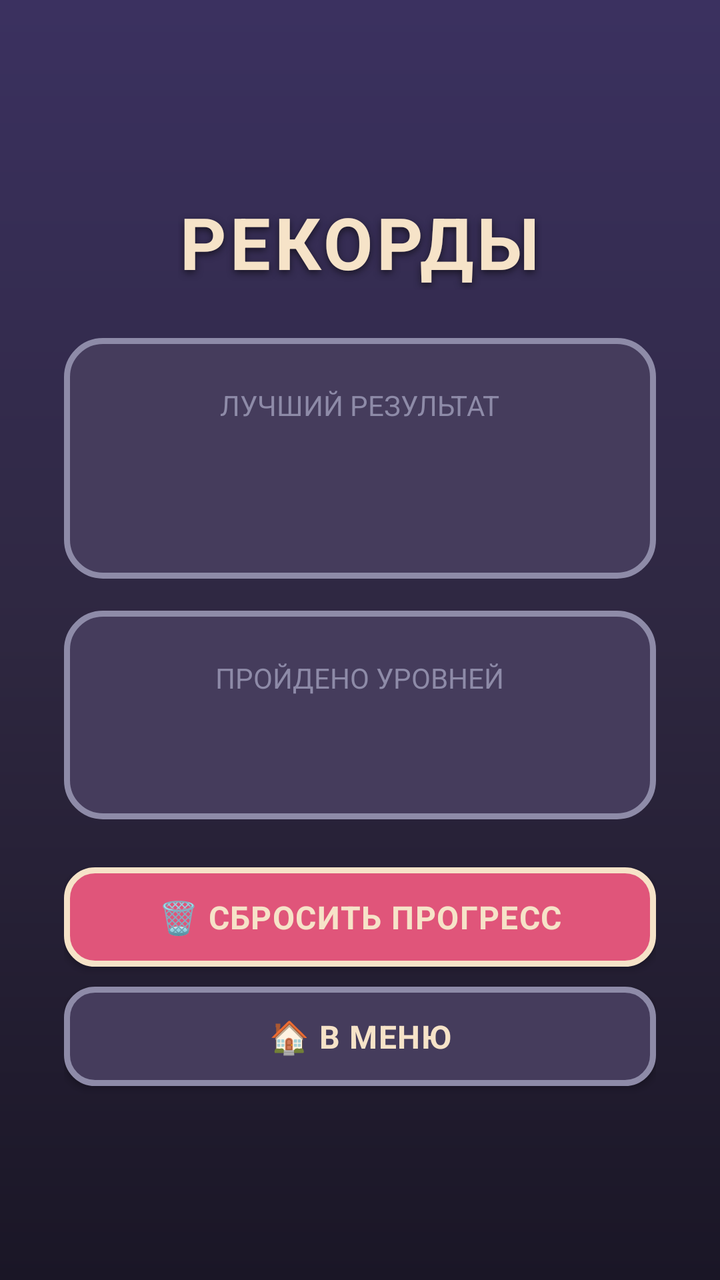
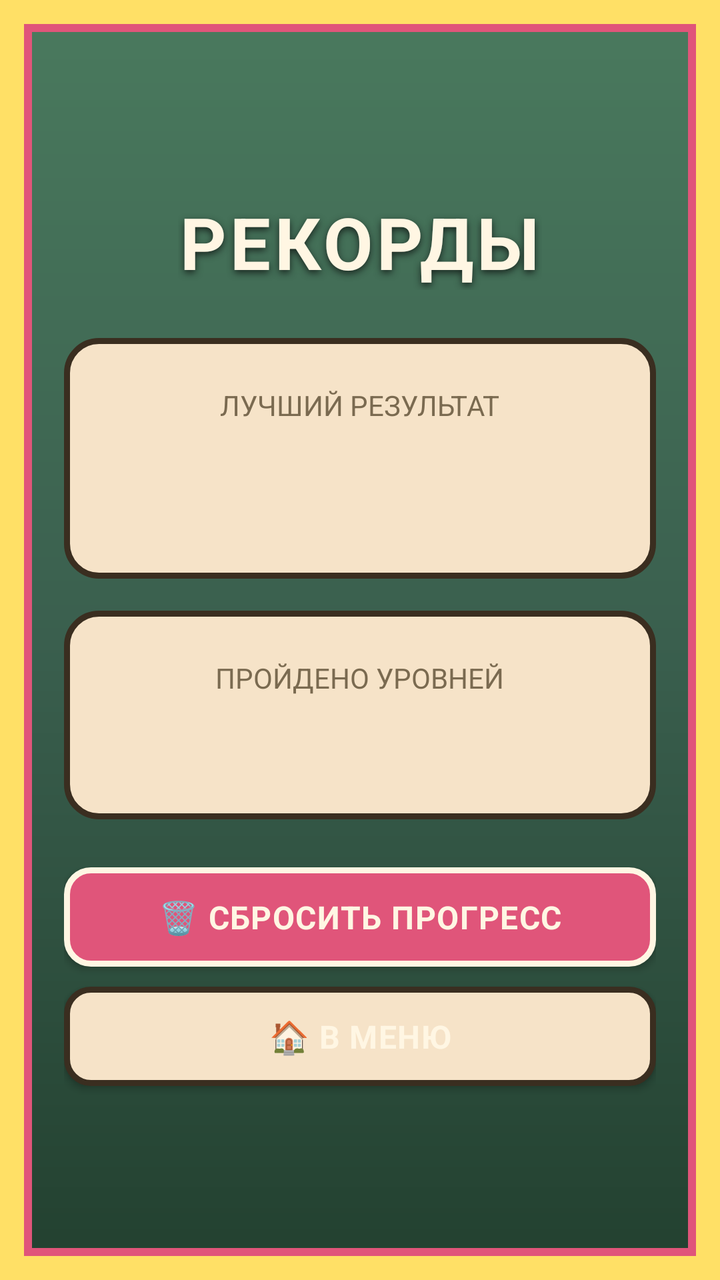

An Android layout rendered at two revisions. The XML below is the earlier revision; the diff shows what the commit changed to produce the second picture.
<!-- AndroidManifest.xml: activity theme Theme.BomberMama.Menu -->
<!-- res/layout/activity_records.xml -->
<?xml version="1.0" encoding="utf-8"?>
<LinearLayout xmlns:android="http://schemas.android.com/apk/res/android"
    android:layout_width="match_parent"
    android:layout_height="match_parent"
    android:orientation="vertical"
    android:gravity="center"
    android:padding="32dp"
    android:background="@drawable/bg_gradient">

    <TextView
        style="@style/TextAppearance.BomberMama.Title"
        android:layout_width="wrap_content"
        android:layout_height="wrap_content"
        android:text="@string/records_title"
        android:textSize="36sp"
        android:layout_marginBottom="24dp" />

    <LinearLayout
        android:background="@drawable/panel"
        android:layout_width="match_parent"
        android:layout_height="wrap_content"
        android:orientation="vertical"
        android:padding="24dp"
        android:layout_marginBottom="16dp"
        android:gravity="center">

        <TextView
            android:layout_width="wrap_content"
            android:layout_height="wrap_content"
            android:text="@string/records_best"
            android:textColor="@color/ui_dim"
            android:textSize="14sp" />

        <TextView
            android:id="@+id/tvBestScore"
            android:layout_width="wrap_content"
            android:layout_height="wrap_content"
            android:textColor="@color/ui_gold"
            android:textSize="40sp"
            android:textStyle="bold" />

    </LinearLayout>

    <LinearLayout
        android:background="@drawable/panel"
        android:layout_width="match_parent"
        android:layout_height="wrap_content"
        android:orientation="vertical"
        android:padding="24dp"
        android:gravity="center">

        <TextView
            android:layout_width="wrap_content"
            android:layout_height="wrap_content"
            android:text="@string/records_levels"
            android:textColor="@color/ui_dim"
            android:textSize="14sp" />

        <TextView
            android:id="@+id/tvLevelsCompleted"
            android:layout_width="wrap_content"
            android:layout_height="wrap_content"
            android:textColor="@color/ui_green"
            android:textSize="28sp"
            android:textStyle="bold" />

    </LinearLayout>

    <Button
        android:id="@+id/btnReset"
        style="@style/TextAppearance.BomberMama.Button"
        android:layout_width="match_parent"
        android:layout_height="wrap_content"
        android:layout_marginTop="24dp"
        android:padding="14dp"
        android:textSize="16sp"
        android:background="@drawable/btn_primary"
        android:text="@string/records_reset" />

    <Button
        android:id="@+id/btnBack"
        style="@style/TextAppearance.BomberMama.Button"
        android:layout_width="match_parent"
        android:layout_height="wrap_content"
        android:layout_marginTop="10dp"
        android:padding="14dp"
        android:textSize="16sp"
        android:background="@drawable/btn_secondary"
        android:text="@string/levels_back" />

</LinearLayout>
<!-- resources referenced by this layout -->
<resources>
  <color name="ui_dim">#8E8BA8</color>
  <!-- drawable bg_gradient (drawable) -->
  <?xml version="1.0" encoding="utf-8"?>
  <shape xmlns:android="http://schemas.android.com/apk/res/android"
      android:shape="rectangle">
      <gradient
          android:startColor="#3B3160"
          android:centerColor="#2E2740"
          android:endColor="#1A1626"
          android:angle="270" />
  </shape>
  <!-- drawable btn_primary (drawable) -->
  <?xml version="1.0" encoding="utf-8"?>
  <selector xmlns:android="http://schemas.android.com/apk/res/android">
      <item android:state_pressed="true">
          <shape android:shape="rectangle">
              <solid android:color="#B03A5A" />
              <stroke android:width="3dp" android:color="#F6E3C8" />
              <corners android:radius="14dp" />
          </shape>
      </item>
      <item android:state_enabled="false">
          <shape android:shape="rectangle">
              <solid android:color="#332F4C" />
              <stroke android:width="3dp" android:color="#4A4664" />
              <corners android:radius="14dp" />
          </shape>
      </item>
      <item>
          <shape android:shape="rectangle">
              <solid android:color="#E0557A" />
              <stroke android:width="3dp" android:color="#F6E3C8" />
              <corners android:radius="14dp" />
          </shape>
      </item>
  </selector>
  <!-- drawable btn_secondary (drawable) -->
  <?xml version="1.0" encoding="utf-8"?>
  <selector xmlns:android="http://schemas.android.com/apk/res/android">
      <item android:state_pressed="true">
          <shape android:shape="rectangle">
              <solid android:color="#5A5278" />
              <stroke android:width="3dp" android:color="#F6E3C8" />
              <corners android:radius="14dp" />
          </shape>
      </item>
      <item>
          <shape android:shape="rectangle">
              <solid android:color="#453C5C" />
              <stroke android:width="3dp" android:color="#8E8BA8" />
              <corners android:radius="14dp" />
          </shape>
      </item>
  </selector>
  <!-- drawable panel (drawable) -->
  <?xml version="1.0" encoding="utf-8"?>
  <shape xmlns:android="http://schemas.android.com/apk/res/android"
      android:shape="rectangle">
      <solid android:color="#453C5C" />
      <stroke android:width="3dp" android:color="#8E8BA8" />
      <corners android:radius="18dp" />
  </shape>
  <style name="TextAppearance.BomberMama.Button">
          <item name="android:textColor">@color/ui_text</item>
          <item name="android:textStyle">bold</item>
          <item name="android:letterSpacing">0.03</item>
      </style>
  <style name="TextAppearance.BomberMama.Title">
          <item name="android:textColor">@color/ui_text</item>
          <item name="android:shadowColor">@color/ui_shadow</item>
          <item name="android:shadowDx">0</item>
          <item name="android:shadowDy">4</item>
          <item name="android:shadowRadius">8</item>
          <item name="android:textStyle">bold</item>
          <item name="android:letterSpacing">0.05</item>
      </style>
  <color name="ui_text">#F6E3C8</color>
  <color name="ui_shadow">#1A1626</color>
  <style name="Theme.BomberMama" parent="android:Theme.Material.NoActionBar">
          <item name="android:windowBackground">@drawable/bg_gradient</item>
          <item name="android:statusBarColor" tools:targetApi="21">@color/ic_launcher_background</item>
          <item name="android:navigationBarColor" tools:targetApi="21">@color/ic_launcher_background</item>
          <item name="android:windowFullscreen">false</item>
          <item name="android:windowNoTitle">true</item>
      </style>
  <color name="ic_launcher_background">#2E2740</color>
  <!-- unchanged entries left out for length: 8 -->
</resources>

<!-- the commit's change to res/layout/activity_records.xml (unified diff, before → after) -->
@@ -5,7 +5,7 @@
     android:orientation="vertical"
     android:gravity="center"
     android:padding="32dp"
-    android:background="@drawable/bg_gradient">
+    android:background="@drawable/bg_menu">
 
     <TextView
         style="@style/TextAppearance.BomberMama.Title"
<!-- resource entries referenced after the edit -->
@@ -1,38 +1,55 @@
 <!-- resources referenced by this layout -->
 <resources>
-  <color name="ui_dim">#8E8BA8</color>
-  <!-- drawable bg_gradient (drawable) -->
+  <color name="ui_dim">#7A6A50</color>
+  <!-- drawable bg_menu (drawable) -->
   <?xml version="1.0" encoding="utf-8"?>
-  <shape xmlns:android="http://schemas.android.com/apk/res/android"
-      android:shape="rectangle">
-      <gradient
-          android:startColor="#3B3160"
-          android:centerColor="#2E2740"
-          android:endColor="#1A1626"
-          android:angle="270" />
-  </shape>
+  <layer-list xmlns:android="http://schemas.android.com/apk/res/android">
+      
+      <item>
+          <shape android:shape="rectangle">
+              <gradient
+                  android:startColor="#4A7A5E"
+                  android:centerColor="#3A5F4E"
+                  android:endColor="#22402F"
+                  android:angle="270" />
+          </shape>
+      </item>
+      
+      <item android:left="0dp" android:top="0dp" android:right="0dp" android:bottom="0dp">
+          <shape android:shape="rectangle">
+              <solid android:color="#00000000" />
+              <stroke android:width="12dp" android:color="#FFE066" />
+          </shape>
+      </item>
+      <item android:left="12dp" android:top="12dp" android:right="12dp" android:bottom="12dp">
+          <shape android:shape="rectangle">
+              <solid android:color="#00000000" />
+              <stroke android:width="4dp" android:color="#E0557A" />
+          </shape>
+      </item>
+  </layer-list>
   <!-- drawable btn_primary (drawable) -->
   <?xml version="1.0" encoding="utf-8"?>
   <selector xmlns:android="http://schemas.android.com/apk/res/android">
       <item android:state_pressed="true">
           <shape android:shape="rectangle">
               <solid android:color="#B03A5A" />
-              <stroke android:width="3dp" android:color="#F6E3C8" />
-              <corners android:radius="14dp" />
+              <stroke android:width="3dp" android:color="#FFF6E3" />
+              <corners android:radius="12dp" />
           </shape>
       </item>
       <item android:state_enabled="false">
           <shape android:shape="rectangle">
-              <solid android:color="#332F4C" />
-              <stroke android:width="3dp" android:color="#4A4664" />
-              <corners android:radius="14dp" />
+              <solid android:color="#E8C79A" />
+              <stroke android:width="3dp" android:color="#C9A97A" />
+              <corners android:radius="12dp" />
           </shape>
       </item>
       <item>
           <shape android:shape="rectangle">
               <solid android:color="#E0557A" />
-              <stroke android:width="3dp" android:color="#F6E3C8" />
-              <corners android:radius="14dp" />
+              <stroke android:width="3dp" android:color="#FFF6E3" />
+              <corners android:radius="12dp" />
           </shape>
       </item>
   </selector>
@@ -41,16 +58,16 @@
   <selector xmlns:android="http://schemas.android.com/apk/res/android">
       <item android:state_pressed="true">
           <shape android:shape="rectangle">
-              <solid android:color="#5A5278" />
-              <stroke android:width="3dp" android:color="#F6E3C8" />
-              <corners android:radius="14dp" />
+              <solid android:color="#E8C79A" />
+              <stroke android:width="3dp" android:color="#3A2E20" />
+              <corners android:radius="12dp" />
           </shape>
       </item>
       <item>
           <shape android:shape="rectangle">
-              <solid android:color="#453C5C" />
-              <stroke android:width="3dp" android:color="#8E8BA8" />
-              <corners android:radius="14dp" />
+              <solid android:color="#F6E3C8" />
+              <stroke android:width="3dp" android:color="#3A2E20" />
+              <corners android:radius="12dp" />
           </shape>
       </item>
   </selector>
@@ -58,17 +75,17 @@
   <?xml version="1.0" encoding="utf-8"?>
   <shape xmlns:android="http://schemas.android.com/apk/res/android"
       android:shape="rectangle">
-      <solid android:color="#453C5C" />
-      <stroke android:width="3dp" android:color="#8E8BA8" />
-      <corners android:radius="18dp" />
+      <solid android:color="#F6E3C8" />
+      <stroke android:width="3dp" android:color="#3A2E20" />
+      <corners android:radius="16dp" />
   </shape>
   <style name="TextAppearance.BomberMama.Button">
-          <item name="android:textColor">@color/ui_text</item>
+          <item name="android:textColor">@color/ui_text_light</item>
           <item name="android:textStyle">bold</item>
           <item name="android:letterSpacing">0.03</item>
       </style>
   <style name="TextAppearance.BomberMama.Title">
-          <item name="android:textColor">@color/ui_text</item>
+          <item name="android:textColor">@color/ui_text_light</item>
           <item name="android:shadowColor">@color/ui_shadow</item>
           <item name="android:shadowDx">0</item>
           <item name="android:shadowDy">4</item>
@@ -76,16 +93,16 @@
           <item name="android:textStyle">bold</item>
           <item name="android:letterSpacing">0.05</item>
       </style>
-  <color name="ui_text">#F6E3C8</color>
-  <color name="ui_shadow">#1A1626</color>
+  <color name="ui_text_light">#FFF6E3</color>
+  <color name="ui_shadow">#1A2620</color>
   <style name="Theme.BomberMama" parent="android:Theme.Material.NoActionBar">
-          <item name="android:windowBackground">@drawable/bg_gradient</item>
-          <item name="android:statusBarColor" tools:targetApi="21">@color/ic_launcher_background</item>
-          <item name="android:navigationBarColor" tools:targetApi="21">@color/ic_launcher_background</item>
+          <item name="android:windowBackground">@drawable/bg_menu</item>
+          <item name="android:statusBarColor" tools:targetApi="21">@color/ui_bg_dark</item>
+          <item name="android:navigationBarColor" tools:targetApi="21">@color/ui_bg_dark</item>
           <item name="android:windowFullscreen">false</item>
           <item name="android:windowNoTitle">true</item>
       </style>
-  <color name="ic_launcher_background">#2E2740</color>
+  <color name="ui_bg_dark">#22402F</color>
   <!-- unchanged entries left out for length: 8 -->
 </resources>
 
